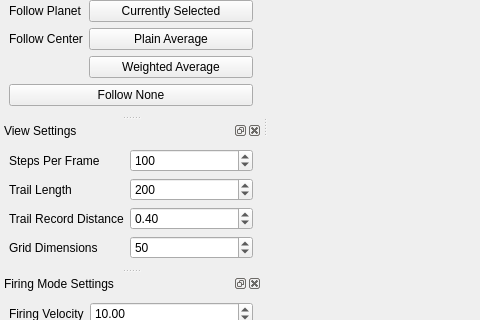
This is forms/mainwindow.ui in chipgw/planets-3d as Qt 5 draws it before an edit; both pictures show x 0 to 480 and y 369 to 689 of the 800 by 963 pixel window. The edited form follows.
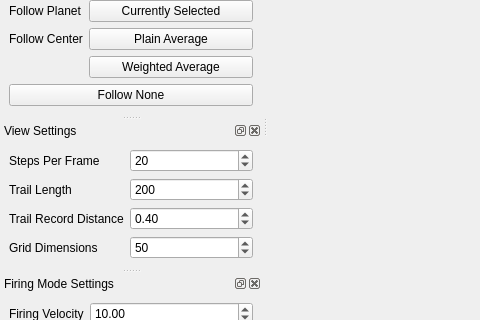
This is the edited form. Icons and pictures are not drawn. Custom widgets are drawn as their Qt base class.

Commit message: set default stepsPerFrame to 20.

```diff
--- a/forms/mainwindow.ui
+++ b/forms/mainwindow.ui
@@ -430,7 +430,7 @@
         <number>1000</number>
        </property>
        <property name="value">
-        <number>100</number>
+        <number>20</number>
        </property>
       </widget>
      </item>
```
The commit also changes 1 other file.
